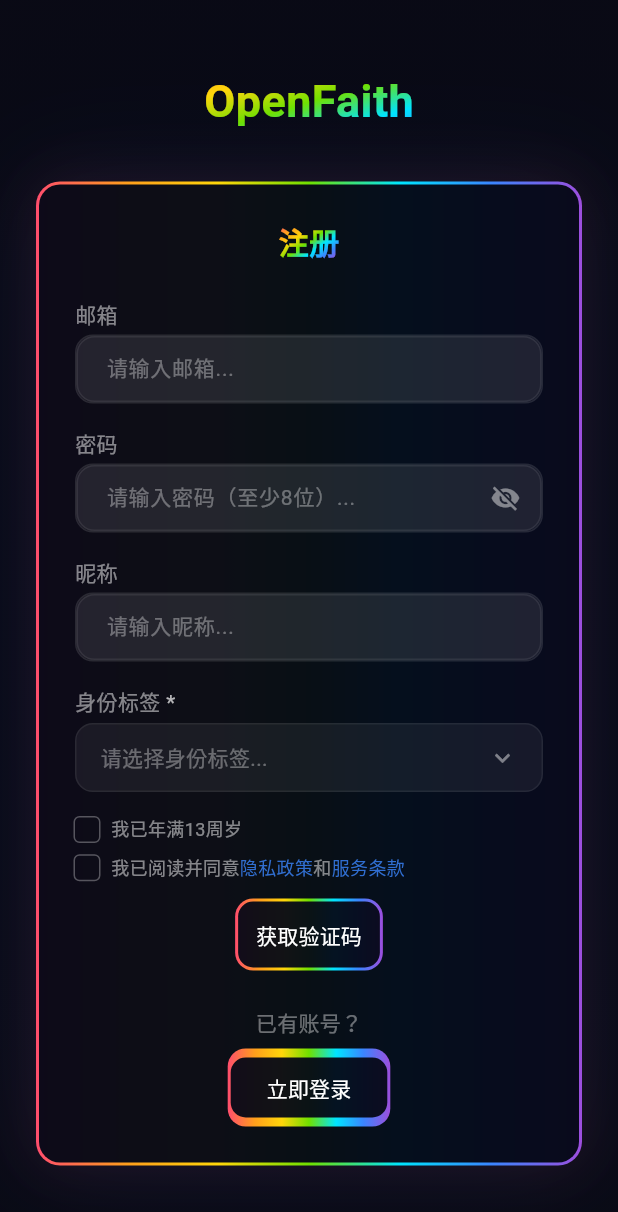
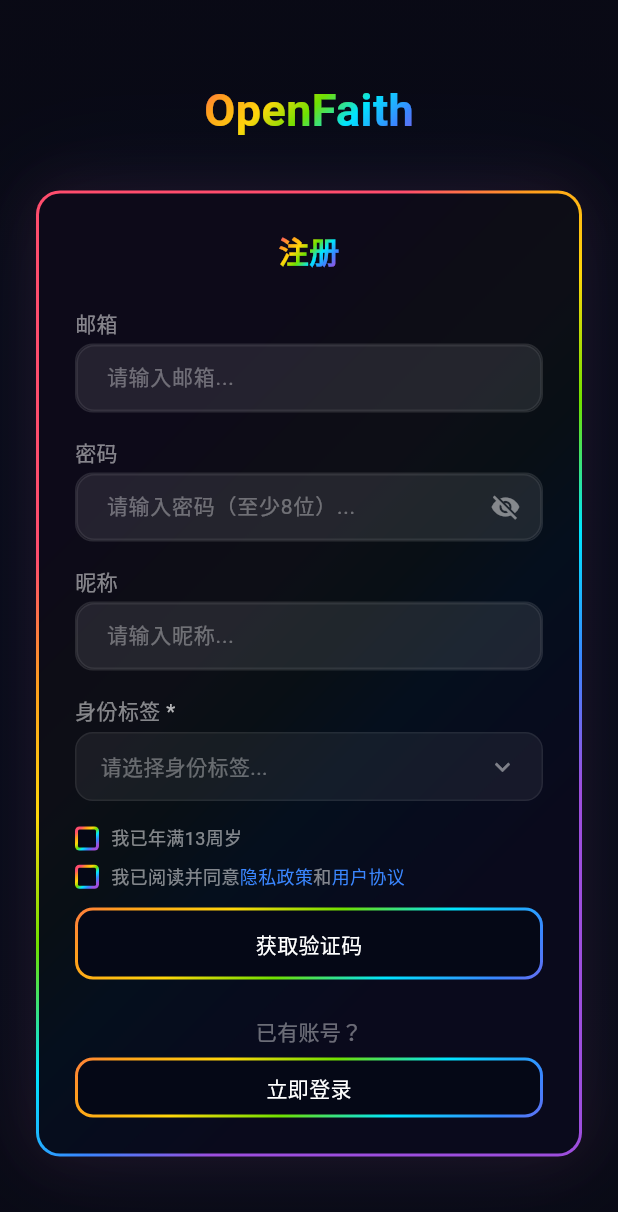
Before and after one commit to 869862742-stack/openfaith-app, a Flutter app: the RegisterScreen screen opened directly, on a phone screen of 412 x 824 dp. Shown: the top 1212 px of the screen. Run offline on Flutter 3.47's test engine with Material 3 defaults, Android fonts, the phone set to English and light mode, and no system bars; our stand-ins replace cached_network_image, file_picker, shared_preferences, supabase_flutter; missing offline and left inert: postgrest, shorebird_code_push; accounts and stored records are empty.

Commit message:
fix: register screen 5 issues - rainbow borders, checkbox, religion icons, privacy/terms navigation

```diff
--- a/lib/screens/auth/register_screen.dart
+++ b/lib/screens/auth/register_screen.dart
@@ -1,8 +1,10 @@
 import 'package:flutter/material.dart';
-import 'dart:math';
 import '../../theme/colors.dart';
 import '../../services/auth_service.dart';
 import '../../navigation/bottom_nav.dart';
+import '../../widgets/religion_icon.dart';
+import '../sidebar_pages/privacy_policy_screen.dart';
+import '../sidebar_pages/terms_of_service_screen.dart';
 
 const _rainbowColors = [
   Color(0xFFFF4D6D),
@@ -14,10 +16,10 @@
   Color(0xFF9D4EDD),
 ];
 
-LinearGradient _diagonalGradient(Size size) {
-  final angle = size.height > 0 && size.width > 0 ? atan2(size.width, size.height) : 0.785;
-  return LinearGradient(colors: _rainbowColors, transform: GradientRotation(angle));
-}
+const _rainbowGradient = LinearGradient(
+  colors: _rainbowColors,
+  transform: GradientRotation(0.785398),
+);
 
 /// 七彩渐变文字（aurora-text 效果）
 class _GradientText extends StatelessWidget {
@@ -32,7 +34,7 @@
   @override
   Widget build(BuildContext context) {
     return ShaderMask(
-      shaderCallback: (bounds) => _diagonalGradient(bounds.size).createShader(
+      shaderCallback: (bounds) => _rainbowGradient.createShader(
         Rect.fromLTWH(0, 0, bounds.width, bounds.height),
       ),
       blendMode: BlendMode.srcIn,
@@ -91,6 +93,24 @@
     super.dispose();
   }
 
+  /// 七彩渐变边框包裹器（外层2px渐变+内层#050816，铁律）
+  Widget _rainbowBorderBox({required Widget child, double borderRadius = 8}) {
+    return Container(
+      padding: const EdgeInsets.all(2),
+      decoration: BoxDecoration(
+        borderRadius: BorderRadius.circular(borderRadius),
+        gradient: _rainbowGradient,
+      ),
+      child: Container(
+        decoration: BoxDecoration(
+          borderRadius: BorderRadius.circular(borderRadius - 2),
+          color: const Color(0xFF050816),
+        ),
+        child: child,
+      ),
+    );
+  }
+
   Future<void> _handleRegister() async {
     final email = _emailCtrl.text.trim();
     final nickname = _nicknameCtrl.text.trim();
@@ -103,7 +123,7 @@
     if (password.length < 8) { setState(() => _error = '密码至少8位'); return; }
     if (password != confirmPassword) { setState(() => _error = '两次密码不一致'); return; }
     if (!_isAbove13) { setState(() => _error = '您必须年满13周岁才能注册'); return; }
-    if (!_agreedToTerms) { setState(() => _error = '请阅读并同意隐私政策和服务条款'); return; }
+    if (!_agreedToTerms) { setState(() => _error = '请阅读并同意隐私政策和用户协议'); return; }
 
     setState(() { _loading = true; _error = null; });
     try {
@@ -172,13 +192,12 @@
                     const _GradientText(text: 'OpenFaith', fontSize: 30),
                     const SizedBox(height: 32),
 
-                    LayoutBuilder(builder: (context, constraints) {
-                        final size = Size(constraints.maxWidth, constraints.maxHeight);
-                        return Container(
+                    // 【修复1】外层卡片：去掉LayoutBuilder，使用固定_gradient
+                    Container(
                       padding: const EdgeInsets.all(2),
                       decoration: BoxDecoration(
                         borderRadius: BorderRadius.circular(16),
-                        gradient: _diagonalGradient(size),
+                        gradient: _rainbowGradient,
                         boxShadow: [
                           BoxShadow(color: const Color(0xFFFF4D6D).withOpacity(0.1), blurRadius: 30, spreadRadius: 0),
                           BoxShadow(color: const Color(0xFF3A86FF).withOpacity(0.08), blurRadius: 60, spreadRadius: 0),
@@ -204,30 +223,28 @@
                               Text('已有账号？',
                                   style: TextStyle(color: Colors.white.withOpacity(0.4), fontSize: 14)),
                               const SizedBox(height: 8),
-                              LayoutBuilder(builder: (context, constraints) {
-                                  final size = Size(constraints.maxWidth, constraints.maxHeight);
-                                  return Container(
-                                padding: const EdgeInsets.all(2),
-                                decoration: BoxDecoration(
-                                    borderRadius: BorderRadius.circular(12), gradient: _diagonalGradient(size)),
-                                child: TextButton(
-                                  onPressed: () => Navigator.pop(context),
-                                  style: TextButton.styleFrom(
-                                    backgroundColor: const Color(0xFF050816).withOpacity(0.95),
-                                    shape: RoundedRectangleBorder(borderRadius: BorderRadius.circular(10)),
+                              // 【修复1】"立即登录"按钮：去掉LayoutBuilder，使用_rainbowBorderBox
+                              _rainbowBorderBox(
+                                borderRadius: 12,
+                                child: Material(
+                                  color: Colors.transparent,
+                                  child: InkWell(
+                                    borderRadius: BorderRadius.circular(10),
+                                    onTap: () => Navigator.pop(context),
+                                    child: Container(
+                                      alignment: Alignment.center,
                                       padding: const EdgeInsets.symmetric(horizontal: 24, vertical: 8),
-                                  ),
                                       child: const Text('立即登录',
                                           style: TextStyle(color: Colors.white, fontSize: 14, fontWeight: FontWeight.w500)),
                                     ),
-                              );
-                              }),
+                                  ),
+                                ),
+                              ),
                             ],
                           ],
                         ),
                       ),
-                    );
-                    }),
+                    ),
                   ],
                 ),
               ),
@@ -260,17 +277,19 @@
         _buildFaithTagDropdown(),
         const SizedBox(height: 16),
 
-        Row(
+        // 【修复3】年满13周岁 checkbox：使用_rainbowBorderBox + 白色勾
+        GestureDetector(
+          onTap: () { setState(() => _isAbove13 = !_isAbove13); _error = null; },
+          child: Row(
             children: [
-            SizedBox(
-              width: 16, height: 16,
-              child: Checkbox(
-                value: _isAbove13,
-                onChanged: (v) { setState(() => _isAbove13 = v ?? false); _error = null; },
-                activeColor: const Color(0xFF3A86FF),
-                side: BorderSide(color: Colors.white.withOpacity(0.3), width: 1),
-                shape: RoundedRectangleBorder(borderRadius: BorderRadius.circular(4)),
-                materialTapTargetSize: MaterialTapTargetSize.shrinkWrap,
+              _rainbowBorderBox(
+                borderRadius: 3,
+                child: SizedBox(
+                  width: 12,
+                  height: 12,
+                  child: _isAbove13
+                      ? const Icon(Icons.check, size: 10, color: Colors.white)
+                      : null,
                 ),
               ),
               const SizedBox(width: 8),
@@ -280,39 +299,59 @@
               ),
             ],
           ),
+        ),
         const SizedBox(height: 8),
 
-        Row(
+        // 【修复3】隐私政策 checkbox：使用_rainbowBorderBox + 白色勾
+        // 【修复5】"隐私政策"和"用户协议"文字可点击导航，"服务条款"改名为"用户协议"
+        GestureDetector(
+          onTap: () => setState(() => _agreedToTerms = !_agreedToTerms),
+          child: Row(
             children: [
-            SizedBox(
-              width: 16, height: 16,
-              child: Checkbox(
-                value: _agreedToTerms,
-                onChanged: (v) { setState(() => _agreedToTerms = v ?? false); _error = null; },
-                activeColor: const Color(0xFF3A86FF),
-                side: BorderSide(color: Colors.white.withOpacity(0.3), width: 1),
-                shape: RoundedRectangleBorder(borderRadius: BorderRadius.circular(4)),
-                materialTapTargetSize: MaterialTapTargetSize.shrinkWrap,
+              _rainbowBorderBox(
+                borderRadius: 3,
+                child: SizedBox(
+                  width: 12,
+                  height: 12,
+                  child: _agreedToTerms
+                      ? const Icon(Icons.check, size: 10, color: Colors.white)
+                      : null,
                 ),
               ),
               const SizedBox(width: 8),
               Expanded(
-              child: GestureDetector(
-                onTap: () => setState(() => _agreedToTerms = !_agreedToTerms),
                 child: Text.rich(
                   TextSpan(
                     style: TextStyle(color: Colors.white.withOpacity(0.5), fontSize: 12),
                     children: [
                       const TextSpan(text: '我已阅读并同意'),
-                      TextSpan(text: '隐私政策', style: TextStyle(color: const Color(0xFF3A86FF).withOpacity(0.8))),
+                      TextSpan(
+                        text: '隐私政策',
+                        style: const TextStyle(color: Color(0xFF3A86FF)),
+                        recognizer: TapGestureRecognizer()
+                          ..onTap = () {
+                            Navigator.push(context, MaterialPageRoute(
+                              builder: (context) => const PrivacyPolicyScreen(),
+                            ));
+                          },
+                      ),
                       const TextSpan(text: '和'),
-                      TextSpan(text: '服务条款', style: TextStyle(color: const Color(0xFF3A86FF).withOpacity(0.8))),
+                      TextSpan(
+                        text: '用户协议',
+                        style: const TextStyle(color: Color(0xFF3A86FF)),
+                        recognizer: TapGestureRecognizer()
+                          ..onTap = () {
+                            Navigator.push(context, MaterialPageRoute(
+                              builder: (context) => const TermsOfServiceScreen(),
+                            ));
+                          },
+                      ),
                     ],
                   ),
                 ),
               ),
+            ],
           ),
-          ],
         ),
         const SizedBox(height: 12),
 
@@ -340,15 +379,14 @@
     return Column(
       mainAxisSize: MainAxisSize.min,
       children: [
-        LayoutBuilder(builder: (context, constraints) {
-            final size = Size(constraints.maxWidth, constraints.maxHeight);
-            return Container(
+        // 邮件图标圆圈：去掉LayoutBuilder，使用固定渐变
+        Container(
           width: 64, height: 64,
-          decoration: BoxDecoration(
+          padding: const EdgeInsets.all(2),
+          decoration: const BoxDecoration(
             shape: BoxShape.circle,
-            gradient: _diagonalGradient(size),
+            gradient: _rainbowGradient,
           ),
-          padding: const EdgeInsets.all(2),
           child: Container(
             decoration: const BoxDecoration(
               shape: BoxShape.circle,
@@ -356,8 +394,7 @@
             ),
             child: const Icon(Icons.email_outlined, color: Color(0xFF3A86FF), size: 32),
           ),
-        );
-        }),
+        ),
         const SizedBox(height: 16),
 
         const Text('验证码已发送',
@@ -418,13 +455,12 @@
             onFocusChange: (hasFocus) {
               setState(() => _focusedField = hasFocus ? 'regTag' : null);
             },
-            child: LayoutBuilder(builder: (context, constraints) {
-                final size = Size(constraints.maxWidth, constraints.maxHeight);
-                return Container(
+            // 【修复2】身份标签下拉：去掉LayoutBuilder，使用固定渐变
+            child: Container(
               padding: EdgeInsets.all(_focusedField == 'regTag' ? 2 : 0),
               decoration: BoxDecoration(
                 borderRadius: BorderRadius.circular(12),
-                gradient: _focusedField == 'regTag' ? _diagonalGradient(size) : null,
+                gradient: _focusedField == 'regTag' ? _rainbowGradient : null,
                 border: _focusedField != 'regTag'
                     ? Border.all(color: Colors.white.withOpacity(0.12), width: 1)
                     : null,
@@ -440,6 +476,11 @@
                 ),
                 child: Row(
                   children: [
+                    // 【修复4】选中标签时显示宗教图标
+                    if (_selectedFaithTag.isNotEmpty) ...[
+                      ReligionIconWidget(name: _selectedFaithTag, size: 18),
+                      const SizedBox(width: 8),
+                    ],
                     Expanded(
                       child: Text(
                         _selectedFaithTag.isEmpty ? '请选择身份标签...' : _selectedFaithTag,
@@ -456,8 +497,7 @@
                   ],
                 ),
               ),
-            );
-            }),
+            ),
           ),
         ),
       ],
@@ -488,7 +528,9 @@
                   itemBuilder: (ctx, i) {
                     final tag = _faithTags[i];
                     final selected = tag == _selectedFaithTag;
+                    // 【修复4】每个标签前显示宗教图标
                     return ListTile(
+                      leading: ReligionIconWidget(name: tag, size: 22),
                       title: Text(tag,
                           style: TextStyle(color: selected ? Colors.white : Colors.white.withOpacity(0.8), fontSize: 14)),
                       trailing: selected
@@ -510,47 +552,46 @@
   }
 
   Widget _buildRegisterButton() {
-    return LayoutBuilder(builder: (context, constraints) {
-        final size = Size(constraints.maxWidth, constraints.maxHeight);
-        return Container(
-      padding: const EdgeInsets.all(2),
-      decoration: BoxDecoration(borderRadius: BorderRadius.circular(12), gradient: _diagonalGradient(size)),
+    // 【修复1+2】去掉LayoutBuilder，使用_rainbowBorderBox
+    return _rainbowBorderBox(
+      borderRadius: 12,
       child: SizedBox(
         height: 44,
-        child: TextButton(
-          onPressed: _loading ? () {} : _handleRegister,
-          style: TextButton.styleFrom(
-            backgroundColor: const Color(0xFF050816).withOpacity(0.95),
-            shape: RoundedRectangleBorder(borderRadius: BorderRadius.circular(10)),
-          ),
+        child: Material(
+          color: Colors.transparent,
+          child: InkWell(
+            borderRadius: BorderRadius.circular(10),
+            onTap: _loading ? null : _handleRegister,
+            child: Container(
+              alignment: Alignment.center,
               child: Text(_loading ? '发送中...' : '获取验证码',
                   style: const TextStyle(color: Colors.white, fontSize: 14, fontWeight: FontWeight.w500)),
             ),
           ),
+        ),
+      ),
     );
-    });
   }
 
   Widget _buildVerifyButton() {
-    return LayoutBuilder(builder: (context, constraints) {
-        final size = Size(constraints.maxWidth, constraints.maxHeight);
-        return Container(
-      padding: const EdgeInsets.all(2),
-      decoration: BoxDecoration(borderRadius: BorderRadius.circular(12), gradient: _diagonalGradient(size)),
+    return _rainbowBorderBox(
+      borderRadius: 12,
       child: SizedBox(
         height: 48,
-        child: TextButton(
-          onPressed: _loading ? () {} : _verifyCode,
-          style: TextButton.styleFrom(
-            backgroundColor: const Color(0xFF050816).withOpacity(0.95),
-            shape: RoundedRectangleBorder(borderRadius: BorderRadius.circular(10)),
-          ),
+        child: Material(
+          color: Colors.transparent,
+          child: InkWell(
+            borderRadius: BorderRadius.circular(10),
+            onTap: _loading ? null : _verifyCode,
+            child: Container(
+              alignment: Alignment.center,
               child: Text(_loading ? '验证中...' : '完成注册',
                   style: const TextStyle(color: Colors.white, fontSize: 14, fontWeight: FontWeight.w500)),
             ),
           ),
+        ),
+      ),
     );
-    });
   }
 
   Widget _buildInput({
@@ -573,13 +614,12 @@
           onFocusChange: (hasFocus) {
             setState(() => _focusedField = hasFocus ? fieldKey : null);
           },
-          child: LayoutBuilder(builder: (context, constraints) {
-              final size = Size(constraints.maxWidth, constraints.maxHeight);
-              return Container(
+          // 【修复2】输入框：去掉LayoutBuilder，使用固定渐变GradientRotation(0.785398)
+          child: Container(
             padding: EdgeInsets.all(isFocused ? 2 : 0),
             decoration: BoxDecoration(
               borderRadius: BorderRadius.circular(12),
-              gradient: isFocused ? _diagonalGradient(size) : null,
+              gradient: isFocused ? _rainbowGradient : null,
               border: !isFocused
                   ? Border.all(color: Colors.white.withOpacity(0.12), width: 1)
                   : null,
@@ -609,8 +649,7 @@
                 ),
               ),
             ),
-          );
-          }),
+          ),
         ),
       ],
     );
--- a/lib/screens/sidebar_pages/terms_of_service_screen.dart
+++ b/lib/screens/sidebar_pages/terms_of_service_screen.dart
@@ -14,67 +14,68 @@
           icon: const Icon(Icons.arrow_back_ios, color: Colors.white, size: 20),
           onPressed: () => Navigator.pop(context),
         ),
-        title: const Text('\u670d\u52a1\u6761\u6b3e', style: TextStyle(color: Colors.white, fontSize: 16)),
+        title: const Text('用户协议', style: TextStyle(color: Colors.white, fontSize: 16)),
       ),
       body: SingleChildScrollView(
         padding: const EdgeInsets.all(16),
         child: Column(
           crossAxisAlignment: CrossAxisAlignment.start,
           children: [
-            _buildSection('\u5f15\u8a00', [
-              '\u6b22\u8fce\u4f7f\u7528 OpenFaith\u3002\u901a\u8fc7\u4f7f\u7528\u672c\u5e73\u53f0\uff0c\u60a8\u540c\u610f\u9075\u5b88\u4ee5\u4e0b\u670d\u52a1\u6761\u6b3e\u3002\u8bf7\u4ed4\u7ec6\u9605\u8bfb\u3002',
+            _buildSection('引言', [
+              '欢迎使用 OpenFaith。通过使用本平台，您同意遵守以下用户协议。请仔细阅读。',
             ]),
             const SizedBox(height: 16),
-            _buildSection('\u8d26\u6237\u6ce8\u518c\u4e0e\u5b89\u5168', [
-              '\u2022 \u60a8\u5fc5\u987b\u63d0\u4f9b\u771f\u5b9e\u3001\u51c6\u786e\u7684\u6ce8\u518c\u4fe1\u606f',
-              '\u2022 \u60a8\u6709\u8d23\u4efb\u7ef4\u62a4\u8d26\u6237\u5b89\u5168\uff0c\u4fdd\u7ba1\u597d\u5bc6\u7801',
-              '\u2022 \u60a8\u5bf9\u8d26\u6237\u4e0b\u7684\u6240\u6709\u6d3b\u52a8\u8d1f\u8d23',
-              '\u2022 \u53d1\u73b0\u672a\u6388\u6743\u4f7f\u7528\u8bf7\u7acb\u5373\u901a\u77e5\u6211\u4eec',
-              '\u2022 \u6bcf\u4e2a\u7528\u6237\u53ea\u80fd\u6ce8\u518c\u4e00\u4e2a\u8d26\u6237',
+            _buildSection('账户注册与安全', [
+              '• 您必须提供真实、准确的注册信息',
+              '• 您有责任维护账户安全，保管好密码',
+              '• 您对账户下的所有活动负责',
+              '• 发现未授权使用请立即通知我们',
+              '• 每个用户只能注册一个账户',
             ]),
             const SizedBox(height: 16),
-            _buildSection('\u7528\u6237\u884c\u4e3a\u89c4\u8303', [
-              '\u60a8\u540c\u610f\u4e0d\u4f1a\u5229\u7528\u672c\u5e73\u53f0\uff1a',
-              '\u2022 \u53d1\u5e03\u8fdd\u6cd5\u3001\u6709\u5bb3\u3001\u5a01\u80c1\u3001\u4fb5\u6743\u7684\u5185\u5bb9',
-              '\u2022 \u4fb5\u72af\u4ed6\u4eba\u77e5\u8bc6\u4ea7\u6743\u3001\u9690\u79c1\u6216\u5176\u4ed6\u6743\u5229',
-              '\u2022 \u53d1\u5e03\u5783\u573e\u4fe1\u606f\u3001\u5e7f\u544a\u6216\u6076\u610f\u5185\u5bb9',
-              '\u2022 \u5e72\u6270\u3001\u9a9a\u6270\u6216\u5a01\u80c1\u5176\u4ed6\u7528\u6237',
-              '\u2022 \u8bd5\u56fe\u7834\u574f\u6216\u5f71\u54cd\u5e73\u53f0\u6b63\u5e38\u8fd0\u884c',
-              '\u2022 \u4f7f\u7528\u81ea\u52a8\u5316\u5de5\u5177\u6216\u722c\u866b\u8bbf\u95ee\u5e73\u53f0',
+            _buildSection('用户行为规范', [
+              '您同意不会利用本平台：',
+              '• 发布违法、有害、威胁、侵权的内容',
+              '• 侵犯他人知识产权、隐私或其他权利',
+              '• 发布垃圾信息、广告或恶意内容',
+              '• 干扰、骚扰或威胁其他用户',
+              '• 试图破坏或影响平台正常运行',
+              '• 使用自动化工具或爬虫访问平台',
             ]),
             const SizedBox(height: 16),
-            _buildSection('\u5185\u5bb9\u4e0e\u77e5\u8bc6\u4ea7\u6743', [
-              '\u2022 \u60a8\u4fdd\u7559\u60a8\u53d1\u5e03\u5185\u5bb9\u7684\u77e5\u8bc6\u4ea7\u6743',
-              '\u2022 \u901a\u8fc7\u53d1\u5e03\u5185\u5bb9\uff0c\u60a8\u6388\u4e88\u5e73\u53f0\u5168\u7403\u8303\u56f4\u5185\u7684\u3001\u514d\u8d39\u7684\u3001\u4e0d\u53ef\u8f6c\u8ba9\u7684\u4f7f\u7528\u8bb8\u53ef',
-              '\u2022 \u5e73\u53f0\u6709\u6743\u5220\u9664\u8fdd\u53cd\u89c4\u5219\u7684\u5185\u5bb9',
-              '\u2022 \u60a8\u5e94\u786e\u4fdd\u53d1\u5e03\u7684\u5185\u5bb9\u4e0d\u4fb5\u72af\u4ed6\u4eba\u6743\u5229',
+            _buildSection('内容与知识产权', [
+              '• 您保留您发布内容的知识产权',
+              '• 通过发布内容，您授予平台全球范围内的、免费的、不可转让的使用许可',
+              '• 平台有权删除违反规则的内容',
+              '• 您应确保发布的内容不侵犯他人权利',
             ]),
             const SizedBox(height: 16),
-            _buildSection('\u5e73\u53f0\u670d\u52a1', [
-              '\u2022 \u6211\u4eec\u6709\u6743\u4fee\u6539\u6216\u7ec8\u6b62\u670d\u52a1\uff08\u5168\u90e8\u6216\u90e8\u5206\uff09',
-              '\u2022 \u6211\u4eec\u4e0d\u4fdd\u8bc1\u670d\u52a1\u5c06\u59cb\u7ec8\u4e0d\u4e2d\u65ad\u3001\u53ca\u65f6\u6216\u65e0\u9519\u8bef',
-              '\u2022 VIP \u529f\u80fd\u4e3a\u4ed8\u8d39\u670d\u52a1\uff0c\u5177\u4f53\u4ee5\u5e73\u53f0\u5c55\u793a\u4e3a\u51c6',
-              '\u2022 \u4ed8\u8d39\u670d\u52a1\u4e00\u7ecf\u8d2d\u4e70\uff0c\u9664\u6cd5\u5f8b\u89c4\u5b9a\u5916\u4e0d\u4e88\u9000\u6b3e',
+            _buildSection('平台服务', [
+              '• 我们有权修改或终止服务（全部或部分）',
+              '• 我们不保证服务将始终不中断、及时或无错误',
+              '• VIP 功能为付费服务，具体以平台展示为准',
+              '• 付费服务一经购买，除法律规定外不予退款',
             ]),
             const SizedBox(height: 16),
-            _buildSection('\u8d23\u4efb\u9650\u5236', [
-              '\u2022 \u672c\u5e73\u53f0\u6309\u201c\u73b0\u72b6\u201d\u548c\u201c\u53ef\u7528\u201d\u57fa\u7840\u63d0\u4f9b\u670d\u52a1',
-              '\u2022 \u6211\u4eec\u4e0d\u5bf9\u7528\u6237\u53d1\u5e03\u7684\u5185\u5bb9\u627f\u62c5\u8d23\u4efb',
-              '\u2022 \u5728\u6cd5\u5f8b\u5141\u8bb8\u7684\u8303\u56f4\u5185\uff0c\u6211\u4eec\u4e0d\u627f\u62c5\u95f4\u63a5\u3001\u5076\u7136\u6216\u60e9\u7f5a\u6027\u635f\u5bb3\u8d54\u507f',
+            _buildSection('责任限制', [
+              '• 本平台按"现状"和"可用"基础提供服务',
+              '• 我们不对用户发布的内容承担责任',
+              '• 在法律允许的范围内，我们不承担间接、偶然或惩罚性损害赔偿',
             ]),
             const SizedBox(height: 16),
-            _buildSection('\u8d26\u6237\u7ec8\u6b62', [
-              '\u2022 \u60a8\u53ef\u4ee5\u968f\u65f6\u5220\u9664\u60a8\u7684\u8d26\u6237',
-              '\u2022 \u6211\u4eec\u6709\u6743\u5728\u8fdd\u53cd\u6761\u6b3e\u65f6\u7ec8\u6b62\u6216\u6682\u505c\u60a8\u7684\u8d26\u6237',
-              '\u2022 \u8d26\u6237\u7ec8\u6b62\u540e\uff0c\u76f8\u5173\u5185\u5bb9\u53ef\u80fd\u65e0\u6cd5\u6062\u590d',
+            _buildSection('账户终止', [
+              '• 您可以随时删除您的账户',
+              '• 我们有权在违反条款时终止或暂停您的账户',
+              '• 账户终止后，相关内容可能无法恢复',
             ]),
             const SizedBox(height: 16),
-            _buildSection('\u6761\u6b3e\u4fee\u6539', [
-              '\u6211\u4eec\u6709\u6743\u968f\u65f6\u4fee\u6539\u672c\u6761\u6b3e\u3002\u4fee\u6539\u540e\u7684\u6761\u6b3e\u5c06\u5728\u5e73\u53f0\u4e0a\u516c\u5e03\uff0c\u7ee7\u7eed\u4f7f\u7528\u5373\u8868\u793a\u63a5\u53d7\u3002',
+            _buildSection('条款修改', [
+              '我们有权随时修改本条款。修改后的条款将在平台上公布，继续使用即表示接受。',
             ]),
             const SizedBox(height: 16),
-            _buildSection('\u8054\u7cfb\u6211\u4eec', [
-              '\u5982\u5bf9\u670d\u52a1\u6761\u6b3e\u6709\u7591\u95ee\uff0c\u8bf7\u901a\u8fc7\u5e73\u53f0\u5185\u7684\u53cd\u9988\u529f\u80fd\u8054\u7cfb\u6211\u4eec\u3002',
+            _buildSection('联系我们', [
+              '如对用户协议有疑问，请通过平台内的反馈功能联系我们。',
+              '联系邮箱：869862742@qq.com',
             ]),
             const SizedBox(height: 32),
           ],
```
Also changed, not shown: lib/screens/sidebar_pages/privacy_policy_screen.dart (+41 -40 lines). Lines whose indentation alone changed are shown as unchanged.
